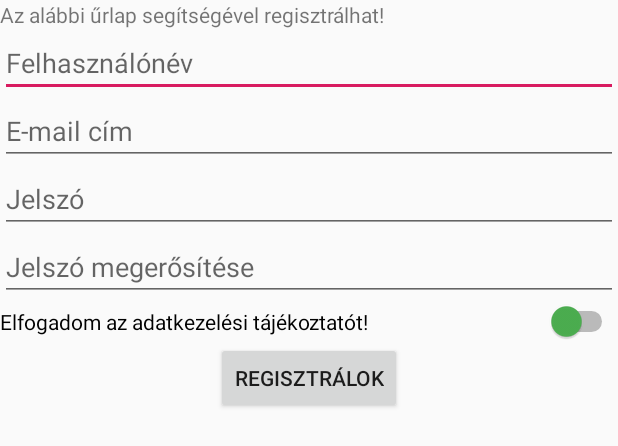
After one commit to Dominik727/Amaganrendelok, an Android app: the layout user_registration.xml on its own in the app's theme, with its tools: preview values and no code run, on a phone screen of 412 x 824 dp. The commit adds this screen. Shown: the top 446 px of the screen. Run offline under Robolectric (Android 15) with nearby library versions, the phone set to English and light mode, and no system bars.

Commit message:
Regisztráció form
- Regisztráció form létrehozása
- a gomb még nem működik.

```diff
--- /dev/null
+++ b/Android/app/src/main/java/com/example/amaganrendelok/user_registration.kt
@@ -0,0 +1,13 @@
+package com.example.amaganrendelok
+
+import android.os.Bundle
+import android.view.View
+
+class user_registration {
+
+    fun onCreate(savedInstanceState: Bundle?) {
+
+
+    }
+
+}
--- a/Android/app/src/main/res/layout/activity_main.xml
+++ b/Android/app/src/main/res/layout/activity_main.xml
@@ -4,7 +4,7 @@
     xmlns:tools="http://schemas.android.com/tools"
     xmlns:app="http://schemas.android.com/apk/res-auto"
     android:layout_width="match_parent"
-    android:layout_height="match_parent"
+    android:layout_height="wrap_content"
     tools:context=".MainActivity">
 
     <LinearLayout
@@ -15,8 +15,9 @@
         <EditText
             android:id="@+id/username_et"
             android:layout_width="match_parent"
-            android:hint="Felhasználónév"
-            android:layout_height="wrap_content">
+            android:hint="E-mail cím"
+            android:layout_height="wrap_content"
+            android:inputType="textEmailAddress">
         </EditText>
         <EditText
             android:id="@+id/passwd_et"
--- /dev/null
+++ b/Android/app/src/main/res/layout/user_registration.xml
@@ -0,0 +1,71 @@
+<?xml version="1.0" encoding="utf-8"?>
+<RelativeLayout
+    xmlns:android="http://schemas.android.com/apk/res/android"
+    xmlns:tools="http://schemas.android.com/tools"
+    android:layout_width="match_parent"
+    android:layout_height="wrap_content"
+    android:orientation="vertical">
+
+    <LinearLayout
+        android:layout_width="match_parent"
+        android:layout_height="wrap_content"
+        android:orientation="vertical">
+
+        <TextView
+            android:layout_width="wrap_content"
+            android:layout_height="wrap_content"
+            android:text="Az alábbi űrlap segítségével regisztrálhat!"/>
+        <EditText
+            android:id="@+id/textView"
+            android:layout_width="match_parent"
+            android:layout_height="wrap_content"
+            android:layout_weight="1"
+            android:hint="Felhasználónév" />
+
+        <EditText
+            android:id="@+id/editText"
+            android:layout_width="match_parent"
+            android:layout_height="wrap_content"
+            android:layout_weight="1"
+            android:ems="10"
+            android:inputType="textEmailAddress"
+            android:hint="E-mail cím"/>
+
+        <EditText
+            android:id="@+id/editText2"
+            android:layout_width="match_parent"
+            android:layout_height="wrap_content"
+            android:ems="10"
+            android:inputType="textPassword"
+            android:hint="Jelszó"/>
+
+        <EditText
+            android:id="@+id/editText3"
+            android:layout_width="match_parent"
+            android:layout_height="wrap_content"
+            android:layout_weight="1"
+            android:ems="10"
+            android:hint="Jelszó megerősítése"
+            android:inputType="textPassword" />
+
+        <Switch
+            android:id="@+id/adatkez_ok"
+            android:layout_width="match_parent"
+            android:layout_height="wrap_content"
+            android:layout_weight="1"
+            android:text="Elfogadom az adatkezelési tájékoztatót!"
+            android:thumbTint="#4CAF50"
+            tools:checked="false" />
+
+        <Button
+            android:id="@+id/registration_btn"
+            android:layout_width="wrap_content"
+            android:layout_height="wrap_content"
+            android:layout_weight="1"
+            android:text="Regisztrálok"
+            android:layout_gravity="center"/>
+
+
+    </LinearLayout>
+
+</RelativeLayout>
--- a/Android/build.gradle
+++ b/Android/build.gradle
@@ -8,7 +8,7 @@ buildscript {
 
     }
     dependencies {
-        classpath 'com.android.tools.build:gradle:3.5.3'
+        classpath 'com.android.tools.build:gradle:3.6.1'
         classpath "org.jetbrains.kotlin:kotlin-gradle-plugin:$kotlin_version"
         // NOTE: Do not place your application dependencies here; they belong
         // in the individual module build.gradle files
```
Also changed, not shown: Android/gradle/wrapper/gradle-wrapper.properties.
